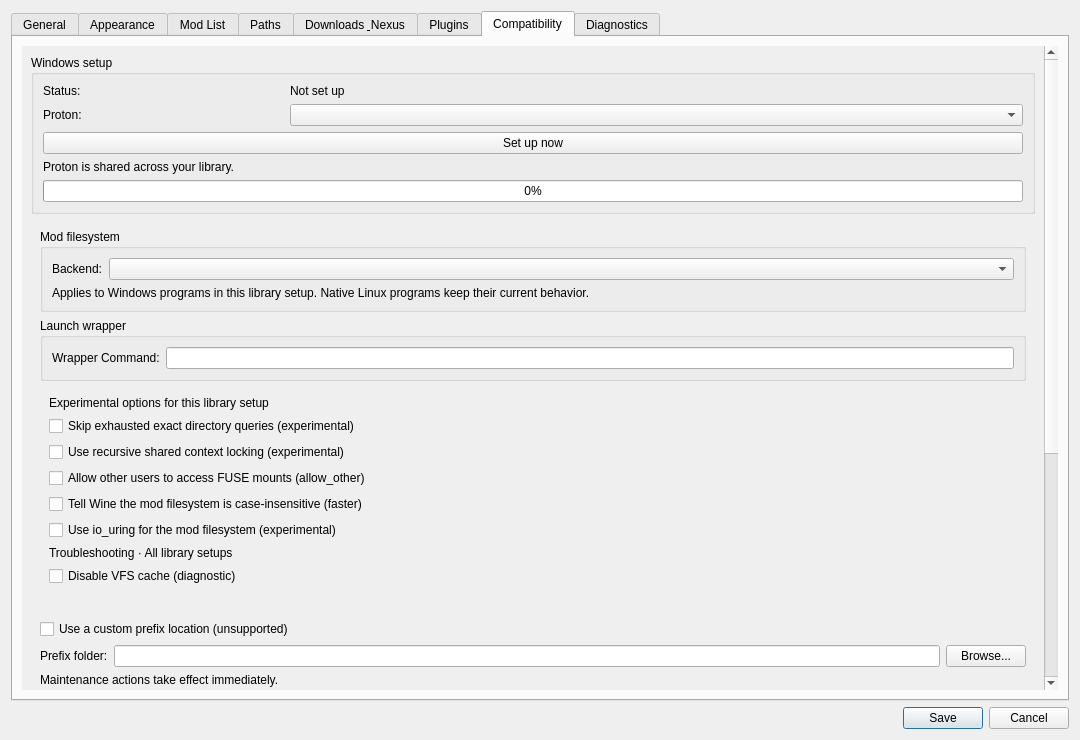
This is src/src/settingsdialog.ui in SulfurNitride/Fluorine-Manager as Qt 5 draws it before an edit. The edited form follows.
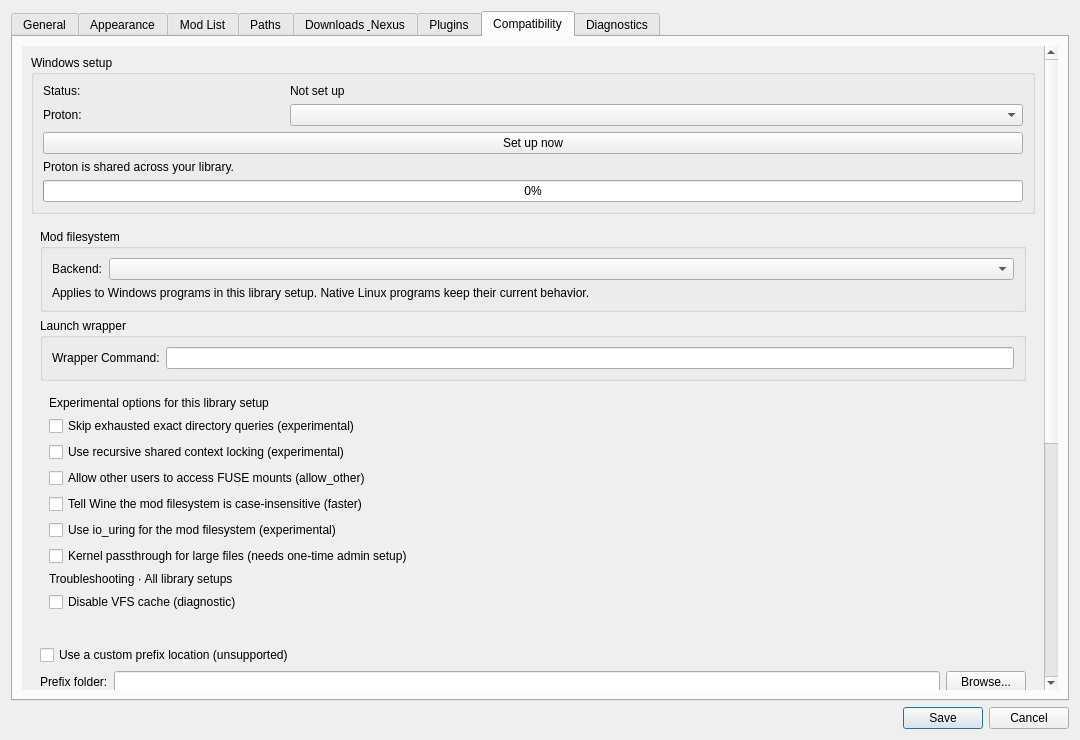
This is the edited form. The open tabs and pages were chosen to show the change. Icons and pictures are not drawn. Custom widgets are drawn as their Qt base class.

Commit message: Add opt-in kernel passthrough for large read-only VFS files

What changed in the file:
```diff
--- a/src/src/settingsdialog.ui
+++ b/src/src/settingsdialog.ui
@@ -1940,6 +1940,16 @@
                    </property>
                   </widget>
                  </item>
+                 <item>
+                  <widget class="QCheckBox" name="fusePassthroughCheckBox">
+                   <property name="text">
+                    <string>Kernel passthrough for large files (needs one-time admin setup)</string>
+                   </property>
+                   <property name="toolTip">
+                    <string>Large read-only files such as BA2 archives are read by the kernel straight from the real file instead of through Fluorine, which roughly triples streaming speed in tests. The kernel only allows this for a process with administrator rights, so enabling it offers a one-time authenticated install of a small helper program. Only that helper holds the extra permission; Fluorine does not. Files that cannot use it fall back to normal reads. Applies to the next mount. Does not affect USVFS launches.</string>
+                   </property>
+                  </widget>
+                 </item>
                  <item>
                   <widget class="QLabel" name="cacheScopeNote">
                    <property name="wordWrap">
```
The commit also changes 10 other files.
